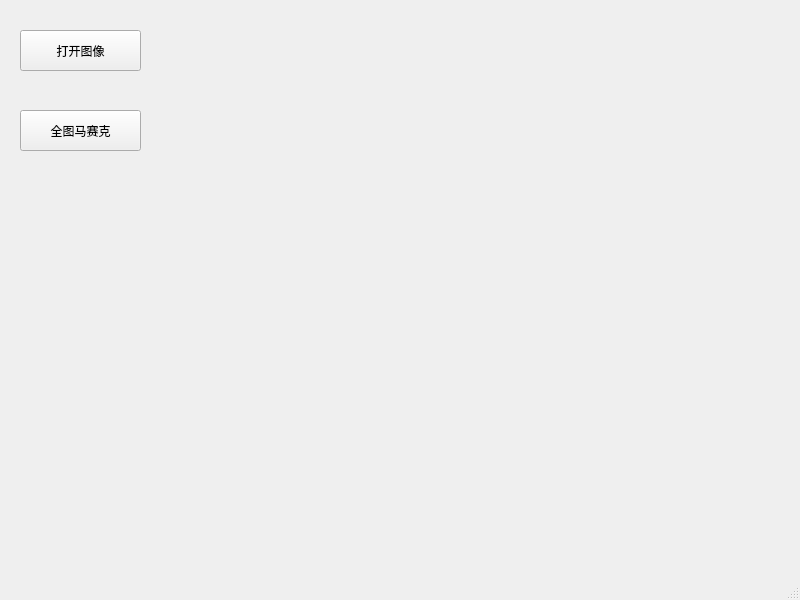
yufeng0213/YF_BOX_LIFE, file UI/mask.ui: the form before one commit.
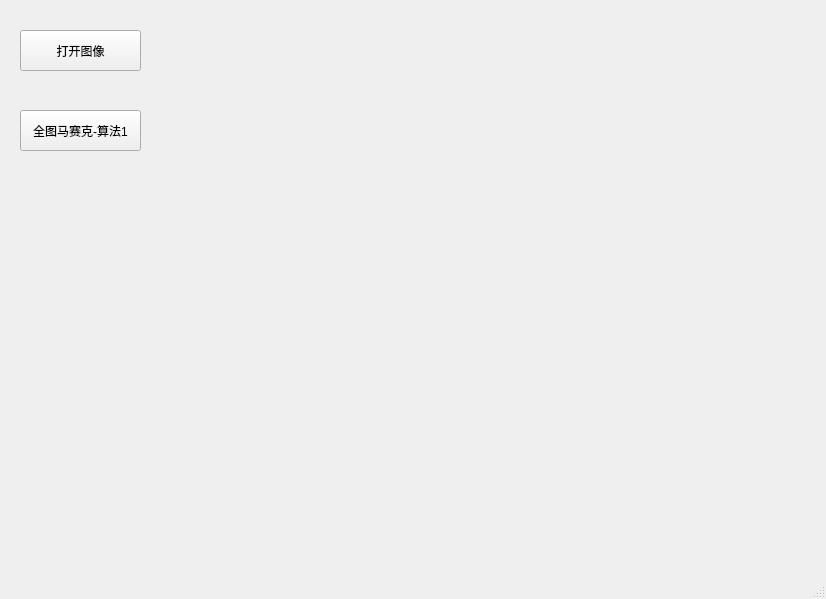
The form after the commit.

```diff
--- a/UI/mask.ui
+++ b/UI/mask.ui
@@ -6,8 +6,8 @@
    <rect>
     <x>0</x>
     <y>0</y>
-    <width>800</width>
-    <height>600</height>
+    <width>826</width>
+    <height>599</height>
    </rect>
   </property>
   <property name="windowTitle">
@@ -37,16 +37,16 @@
      </rect>
     </property>
     <property name="text">
-     <string>全图马赛克</string>
+     <string>全图马赛克-算法1</string>
     </property>
    </widget>
    <widget class="QLabel" name="label_maskImg">
     <property name="geometry">
      <rect>
-      <x>160</x>
-      <y>10</y>
-      <width>621</width>
-      <height>531</height>
+      <x>170</x>
+      <y>30</y>
+      <width>640</width>
+      <height>512</height>
      </rect>
     </property>
     <property name="text">
```
Left out of the diff: 8 changed lines with no effect on the pictures.
